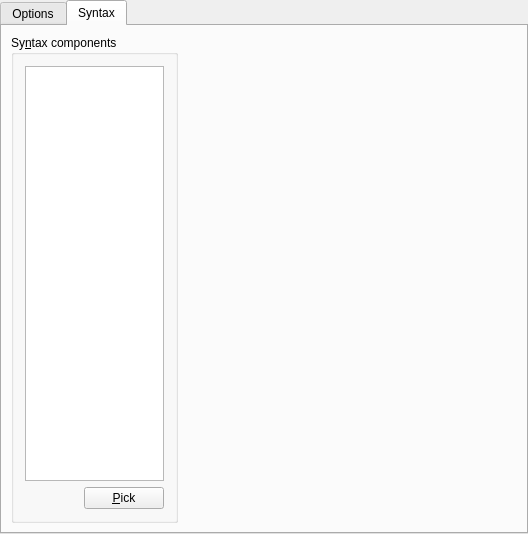
First picture: the form in src/core/tosyntaxsetupui.ui, repository tora-tool/tora, before the edit.
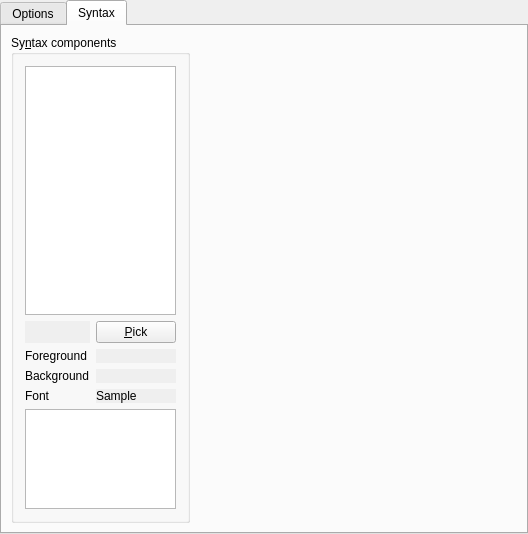
Second picture: the form after the edit. The open tabs and pages were chosen to show the change. Custom widgets are drawn as their Qt base class.

What changed in the file:
```diff
--- a/src/core/tosyntaxsetupui.ui
+++ b/src/core/tosyntaxsetupui.ui
@@ -26,7 +26,7 @@
    <item>
     <widget class="QTabWidget" name="tabWidget">
      <property name="currentIndex">
-      <number>0</number>
+      <number>1</number>
      </property>
      <widget class="QWidget" name="OptionsTab">
       <attribute name="title">
@@ -299,8 +299,14 @@
           <property name="spacing">
            <number>6</number>
           </property>
+          <item row="0" column="0" colspan="2">
+           <widget class="QListWidget" name="SyntaxComponent"/>
+          </item>
           <item row="1" column="0">
            <widget class="QLabel" name="ExampleColor">
+            <property name="autoFillBackground">
+             <bool>true</bool>
+            </property>
             <property name="text">
              <string/>
             </property>
@@ -309,8 +315,18 @@
             </property>
            </widget>
           </item>
+          <item row="3" column="1">
+           <widget class="QLabel" name="BGSample">
+            <property name="autoFillBackground">
+             <bool>true</bool>
+            </property>
+            <property name="text">
+             <string/>
+            </property>
+           </widget>
+          </item>
           <item row="1" column="1">
-           <widget class="QPushButton" name="PushButton3">
+           <widget class="QPushButton" name="PickButton">
             <property name="sizePolicy">
              <sizepolicy hsizetype="Maximum" vsizetype="Fixed">
               <horstretch>0</horstretch>
@@ -322,8 +338,71 @@
             </property>
            </widget>
           </item>
-          <item row="0" column="0" colspan="2">
-           <widget class="QListWidget" name="SyntaxComponent"/>
+          <item row="3" column="0">
+           <widget class="QLabel" name="BGColorLabel">
+            <property name="text">
+             <string>Background</string>
+            </property>
+           </widget>
+          </item>
+          <item row="5" column="1">
+           <widget class="QLabel" name="FontSample">
+            <property name="autoFillBackground">
+             <bool>true</bool>
+            </property>
+            <property name="text">
+             <string>Sample</string>
+            </property>
+           </widget>
+          </item>
+          <item row="5" column="0">
+           <widget class="QLabel" name="FontLabel">
+            <property name="text">
+             <string>Font</string>
+            </property>
+           </widget>
+          </item>
+          <item row="6" column="0" colspan="2">
+           <widget class="QTextBrowser" name="textBrowser">
+            <property name="sizePolicy">
+             <sizepolicy hsizetype="Expanding" vsizetype="Expanding">
+              <horstretch>0</horstretch>
+              <verstretch>0</verstretch>
+             </sizepolicy>
+            </property>
+            <property name="minimumSize">
+             <size>
+              <width>0</width>
+              <height>0</height>
+             </size>
+            </property>
+            <property name="maximumSize">
+             <size>
+              <width>16777215</width>
+              <height>100</height>
+             </size>
+            </property>
+            <property name="openLinks">
+             <bool>false</bool>
+            </property>
+           </widget>
+          </item>
+          <item row="2" column="0">
+           <widget class="QLabel" name="FGColorLabel">
+            <property name="text">
+             <string>Foreground</string>
+            </property>
+           </widget>
+          </item>
+          <item row="2" column="1">
+           <widget class="QLabel" name="FGSample">
+            <property name="autoFillBackground">
+             <bool>true</bool>
+            </property>
+            <property name="text">
+             <string/>
+            </property>
+           </widget>
           </item>
          </layout>
         </widget>
```
Left out of the diff: 4 changed lines with no effect on the pictures.
